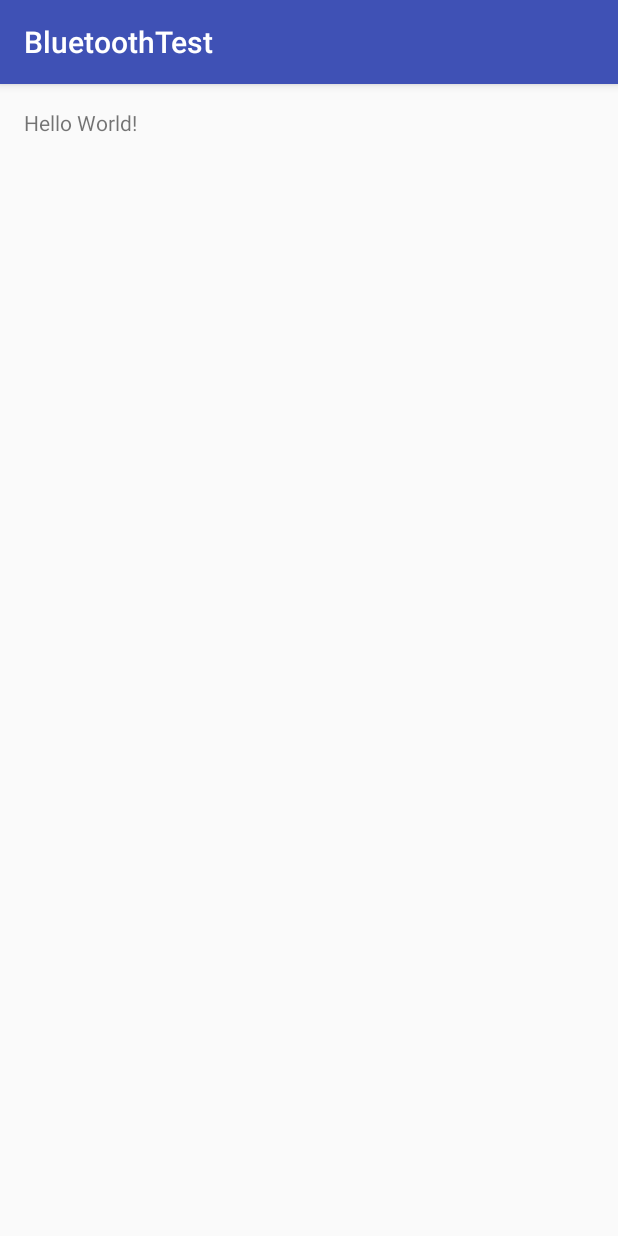
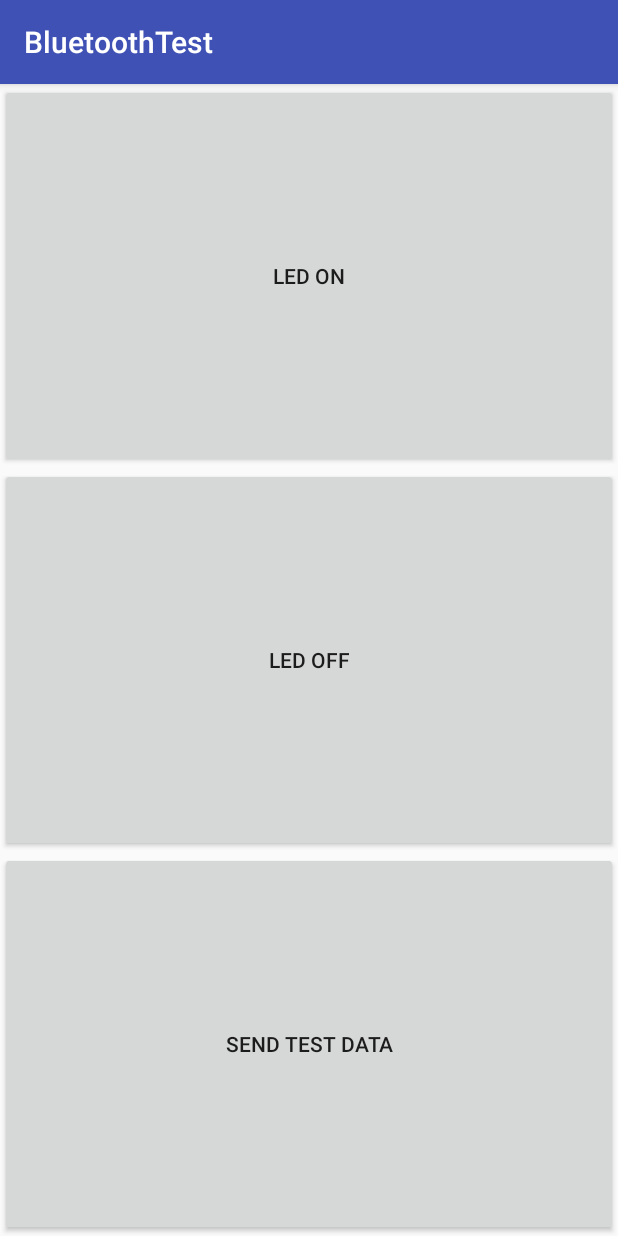
Before and after one commit to gnolle/BluetoothTest, an Android app: the screen it shows after launch (MainActivity), on a phone screen of 412 x 824 dp. Run offline under Robolectric (Android 15) with nearby library versions, the phone set to English and light mode, and no system bars.

Commit message:
Functional bluetooth module.

```diff
--- a/app/src/main/java/com/example/jkn/bluetoothtest/MainActivity.java
+++ b/app/src/main/java/com/example/jkn/bluetoothtest/MainActivity.java
@@ -15,6 +15,8 @@ import android.support.v4.app.ActivityCompat;
 import android.support.v7.app.AppCompatActivity;
 import android.os.Bundle;
 import android.util.Log;
+import android.view.View;
+import android.widget.Button;
 
 import java.nio.charset.Charset;
 import java.util.UUID;
@@ -39,13 +41,49 @@ public class MainActivity extends AppCompatActivity implements BtConnectThread.B
     private BroadcastReceiver mDeviceDiscoveryReceiver;
     private BtConnectionStatus mBtConnectionStatus;
 
+    private Button onButton;
+    private Button offButton;
+    private Button testButton;
+
     @Override
     protected void onCreate(Bundle savedInstanceState) {
         super.onCreate(savedInstanceState);
         setContentView(R.layout.activity_main);
+        setViewReferences();
+        setClickListeners();
 
         initDeviceDiscoveryReceiver();
         registerDeviceDiscoveryReceiver();
+    }
+
+    private void setViewReferences() {
+        onButton = (Button) findViewById(R.id.btn_on);
+        offButton = (Button) findViewById(R.id.btn_off);
+        testButton = (Button) findViewById(R.id.btn_test_data);
+    }
+
+    private void setClickListeners() {
+        onButton.setOnClickListener(new View.OnClickListener() {
+            @Override
+            public void onClick(View view) {
+                String onCommand = "on";
+                writeBtMessage(onCommand);
+            }
+        });
+        offButton.setOnClickListener(new View.OnClickListener() {
+            @Override
+            public void onClick(View view) {
+                String onCommand = "off";
+                writeBtMessage(onCommand);
+            }
+        });
+        testButton.setOnClickListener(new View.OnClickListener() {
+            @Override
+            public void onClick(View view) {
+                String onCommand = "Very long test data text. Check if separated.";
+                writeBtMessage(onCommand);
+            }
+        });
     }
 
     @Override
@@ -54,20 +92,27 @@ public class MainActivity extends AppCompatActivity implements BtConnectThread.B
 
         setConnectionStatus(BtConnectionStatus.NOT_CONNECTED);
 
-        try {
-            initBtAdapter();
-        } catch (BtException be) {
-            Log.d(TAG, "Could not initialise Bluetooth adapter.");
-            return;
+        if (isLocationPermissionGranted()) {
+            initConnection();
+        } else {
+            requestLocationPermission();
         }
+    }
 
+    public void initConnection() {
+        initBtAdapter();
+
+        if (isBtAvailable()) {
+            startConnection();
+        } else {
+            requestEnableBt();
+        }
+    }
+
+    private void startConnection() {
         if (mBtDevice == null) {
             setConnectionStatus(BtConnectionStatus.DISCOVERING);
-            if (checkLocationPermission()) {
-                mBtAdapter.startDiscovery();
-            } else {
-                requestForPermissions();
-            }
+            mBtAdapter.startDiscovery();
 
         } else {
             setConnectionStatus(BtConnectionStatus.CONNECTING);
@@ -81,7 +126,6 @@ public class MainActivity extends AppCompatActivity implements BtConnectThread.B
             case REQUEST_PERMISSION_CHECK: {
                 if (grantResults.length > 0 && grantResults[0] == PackageManager.PERMISSION_GRANTED) {
                     Log.d(TAG, "Permission granted.");
-                    mBtAdapter.startDiscovery();
                 } else {
                     finish();
                 }
@@ -89,12 +133,12 @@ public class MainActivity extends AppCompatActivity implements BtConnectThread.B
         }
     }
 
-    private boolean checkLocationPermission() {
+    private boolean isLocationPermissionGranted() {
         return ActivityCompat.checkSelfPermission(this,
                 Manifest.permission.ACCESS_FINE_LOCATION) == PackageManager.PERMISSION_GRANTED;
     }
 
-    private void requestForPermissions() {
+    private void requestLocationPermission() {
         ActivityCompat.requestPermissions(
                 this,
                 new String[]{Manifest.permission.ACCESS_FINE_LOCATION},
@@ -113,6 +157,13 @@ public class MainActivity extends AppCompatActivity implements BtConnectThread.B
         }
     }
 
+    private void killConnectedThread() {
+        if (mBtConnectedThread != null) {
+            mBtConnectedThread.cancel();
+            mBtConnectedThread = null;
+        }
+    }
+
     private void connect() {
         mBtConnectThread = new BtConnectThread(
                 mBtDevice,
@@ -125,9 +176,9 @@ public class MainActivity extends AppCompatActivity implements BtConnectThread.B
     @Override
     public void onConnectionSuccess(BluetoothSocket bluetoothSocket) {
         mBtSocket = bluetoothSocket;
+        setUpConnectedThread();
         setConnectionStatus(BtConnectionStatus.CONNECTED);
         Log.d(TAG, "Connection attempt succeeded.");
-        setUpConnectedThread();
     }
 
     @Override
@@ -142,26 +193,23 @@ public class MainActivity extends AppCompatActivity implements BtConnectThread.B
     }
 
     @Override
-    public void handleBtResponse(byte[] response) {
-        Log.d(TAG, "Response: " + new String(response, UTF8_CHARSET));
+    public void handleBtResponse(String response) {
+        Log.d(TAG, "Response: " + response);
     }
 
     private void writeBtMessage(String message) {
-        if (mBtConnectedThread != null) {
+        if (mBtConnectedThread != null && mBtConnectionStatus == BtConnectionStatus.CONNECTED) {
             mBtConnectedThread.write(message.getBytes(UTF8_CHARSET));
         }
     }
 
-    private void initBtAdapter() throws BtException {
+    private boolean isBtAvailable() {
         mBtAdapter = BluetoothAdapter.getDefaultAdapter();
+        return (mBtAdapter != null && mBtAdapter.isEnabled());
+    }
 
-        if (mBtAdapter == null) {
-            throw new BtException();
-        }
-
-        if (!mBtAdapter.isEnabled()) {
-            requestEnableBt();
-        }
+    private void initBtAdapter() {
+        mBtAdapter = BluetoothAdapter.getDefaultAdapter();
     }
 
     private void requestEnableBt() {
@@ -177,6 +225,7 @@ public class MainActivity extends AppCompatActivity implements BtConnectThread.B
                     Log.d(TAG, "Bluetooth enabled.");
                 } else {
                     Log.d(TAG, "Bluetooth not enabled.");
+                    finish();
                 }
         }
     }
@@ -215,6 +264,7 @@ public class MainActivity extends AppCompatActivity implements BtConnectThread.B
     @Override
     protected void onPause() {
         killConnectThread();
+        killConnectedThread();
         super.onPause();
     }
 
--- a/app/src/main/res/layout/activity_main.xml
+++ b/app/src/main/res/layout/activity_main.xml
@@ -1,17 +1,31 @@
 <?xml version="1.0" encoding="utf-8"?>
-<RelativeLayout xmlns:android="http://schemas.android.com/apk/res/android"
+<LinearLayout xmlns:android="http://schemas.android.com/apk/res/android"
     xmlns:tools="http://schemas.android.com/tools"
     android:id="@+id/activity_main"
     android:layout_width="match_parent"
     android:layout_height="match_parent"
-    android:paddingBottom="@dimen/activity_vertical_margin"
-    android:paddingLeft="@dimen/activity_horizontal_margin"
-    android:paddingRight="@dimen/activity_horizontal_margin"
-    android:paddingTop="@dimen/activity_vertical_margin"
+    android:orientation="vertical"
     tools:context="com.example.jkn.bluetoothtest.MainActivity">
 
-    <TextView
-        android:layout_width="wrap_content"
-        android:layout_height="wrap_content"
-        android:text="Hello World!" />
-</RelativeLayout>
+    <Button
+        android:id="@+id/btn_on"
+        android:layout_width="match_parent"
+        android:layout_height="0dp"
+        android:layout_weight="1"
+        android:text="LED on"/>
+
+    <Button
+        android:id="@+id/btn_off"
+        android:layout_width="match_parent"
+        android:layout_height="0dp"
+        android:layout_weight="1"
+        android:text="LED off"/>
+
+    <Button
+        android:id="@+id/btn_test_data"
+        android:layout_width="match_parent"
+        android:layout_height="0dp"
+        android:layout_weight="1"
+        android:text="Send test data"/>
+
+</LinearLayout>
```
Also changed, not shown: app/src/main/java/com/example/jkn/bluetoothtest/BtConnectedThread.java (+5 -5 lines).
